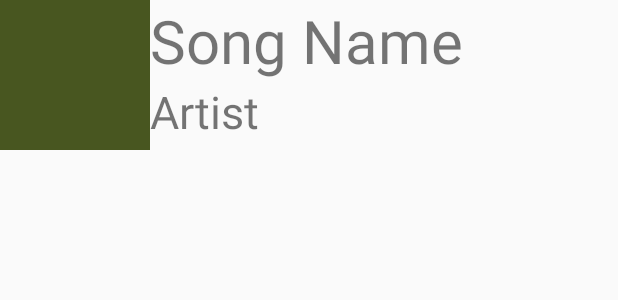
After one commit to tobincorporated/AndroidMusicPlayer, an Android app: the layout song_list_item.xml on its own in the app's theme, with its tools: preview values and no code run, on a phone screen of 412 x 824 dp. The commit adds this screen. Shown: the top 300 px of the screen. Run offline under Robolectric (Android 15) with nearby library versions, the phone set to English and light mode, and no system bars.

Commit message:
full 7.5

```diff
--- a/app/src/main/java/com/tobincorporated/musicplayerpage1/MainActivity.java
+++ b/app/src/main/java/com/tobincorporated/musicplayerpage1/MainActivity.java
@@ -220,10 +220,7 @@ public class MainActivity extends AppCompatActivity {
         songID = String.valueOf(songIDs[songIndex]);
         String message = songID;
         playNewSong(songID);
-//
-//        Intent launchSongPlayer = new Intent(this, MainActivity.class);
-//        launchSongPlayer.putExtra("songMessage", message);
-//        startActivity(launchSongPlayer);
+
     }
 
     private Runnable UpdateSongTime = new Runnable() {
--- /dev/null
+++ b/app/src/main/res/layout/song_list_item.xml
@@ -0,0 +1,31 @@
+<?xml version="1.0" encoding="utf-8"?>
+<RelativeLayout xmlns:android="http://schemas.android.com/apk/res/android"
+    android:layout_width="match_parent"
+    android:layout_height="wrap_content">
+
+    <ImageView
+        android:id="@+id/songArt"
+        android:layout_width="100dp"
+        android:layout_height="100dp"
+        android:background="#485620"/>
+
+    <TextView
+        android:id="@+id/songTitle"
+        android:layout_alignParentTop="true"
+        android:layout_toRightOf="@+id/songArt"
+        android:layout_width="wrap_content"
+        android:layout_height="wrap_content"
+        android:textSize="40sp"
+        android:text="Song Name"/>
+
+    <TextView
+        android:id="@+id/songArtist"
+        android:layout_alignLeft="@+id/songTitle"
+        android:layout_below="@+id/songTitle"
+        android:layout_width="wrap_content"
+        android:layout_height="wrap_content"
+        android:text="Artist"
+        android:textSize="30sp"/>
+
+
+</RelativeLayout>
```
Also changed, not shown: 1 other file.
